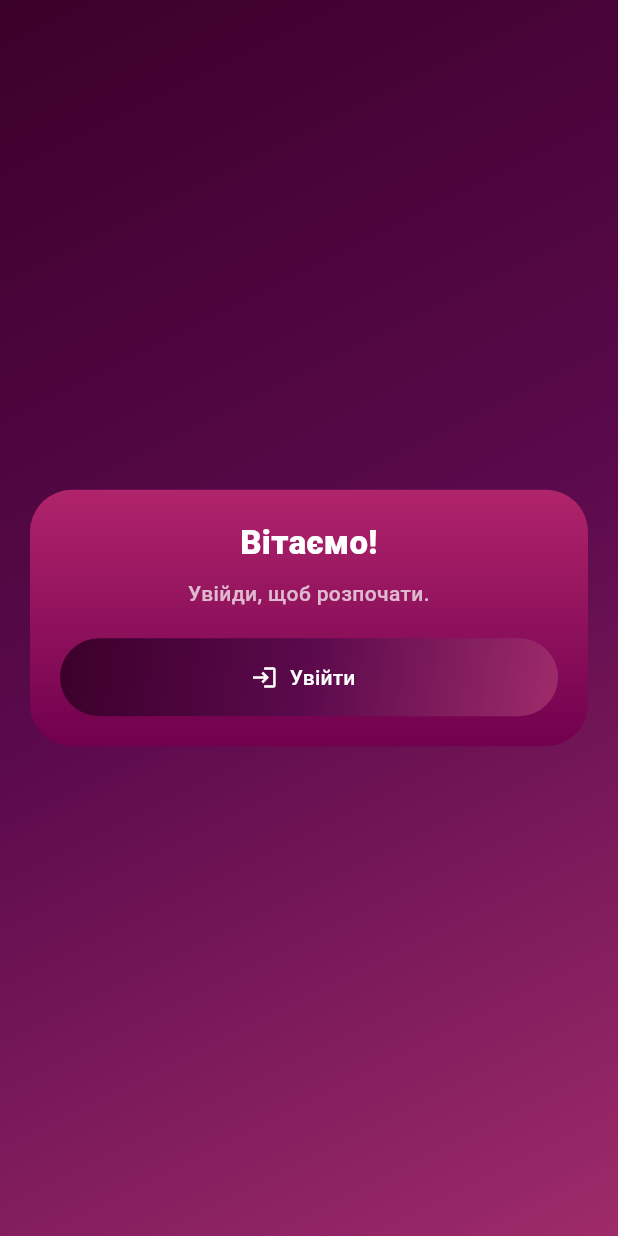
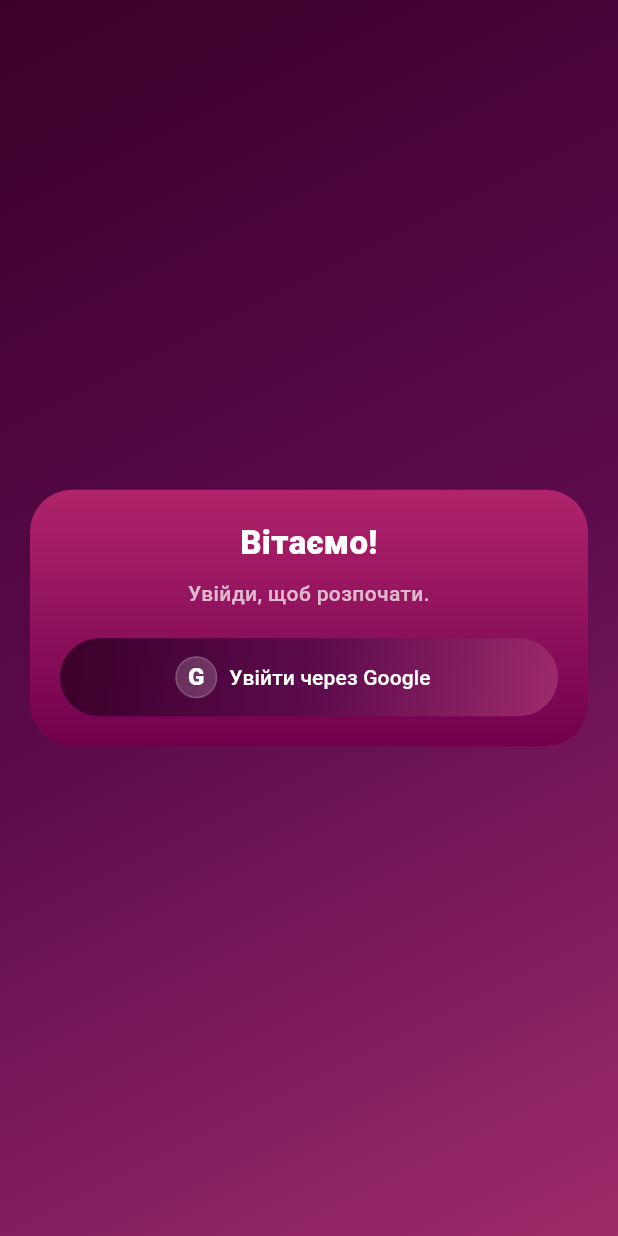
Before and after one commit to PavloIv/naked_truth, a Flutter app: the screen it shows after launch, on a phone screen of 412 x 824 dp. Run offline on Flutter 3.47's test engine with Material 3 defaults, Android fonts, the phone set to English and light mode, and no system bars; our stand-ins replace bloc, cloud_firestore, drift, equatable, firebase_auth, firebase_core and 7 more; missing offline and left inert: in_app_purchase_android; accounts and stored records are empty; generated files the repository leaves out were written again; statements that could not run were skipped; project files that could hold a hidden picture were left out.

Commit message:
update auth

```diff
--- a/lib/l10n/app_en.arb
+++ b/lib/l10n/app_en.arb
@@ -20,6 +20,8 @@
   "grantLocationAccess": "Grant location access",
   "loginFailed": "Login failed",
   "signIn": "Sign In",
+  "signInWithGoogle": "Sign in with Google",
+  "signInWithApple": "Sign in with Apple",
   "signingIn": "Signing in...",
   "welcome": "Welcome!'",
 
--- a/lib/l10n/app_localizations.dart
+++ b/lib/l10n/app_localizations.dart
@@ -202,6 +202,18 @@ abstract class AppLocalizations {
   /// In en, this message translates to:
   /// **'Sign In'**
   String get signIn;
+
+  /// No description provided for @signInWithGoogle.
+  ///
+  /// In en, this message translates to:
+  /// **'Sign in with Google'**
+  String get signInWithGoogle;
+
+  /// No description provided for @signInWithApple.
+  ///
+  /// In en, this message translates to:
+  /// **'Sign in with Apple'**
+  String get signInWithApple;
 
   /// No description provided for @signingIn.
   ///
--- a/lib/l10n/app_localizations_en.dart
+++ b/lib/l10n/app_localizations_en.dart
@@ -61,6 +61,12 @@ class AppLocalizationsEn extends AppLocalizations {
 
   @override
   String get signIn => 'Sign In';
+
+  @override
+  String get signInWithGoogle => 'Sign in with Google';
+
+  @override
+  String get signInWithApple => 'Sign in with Apple';
 
   @override
   String get signingIn => 'Signing in...';
--- a/lib/l10n/app_localizations_uk.dart
+++ b/lib/l10n/app_localizations_uk.dart
@@ -61,6 +61,12 @@ class AppLocalizationsUk extends AppLocalizations {
 
   @override
   String get signIn => 'Увійти';
+
+  @override
+  String get signInWithGoogle => 'Увійти через Google';
+
+  @override
+  String get signInWithApple => 'Увійти через Apple';
 
   @override
   String get signingIn => 'Вхід...';
--- a/lib/l10n/app_uk.arb
+++ b/lib/l10n/app_uk.arb
@@ -20,6 +20,8 @@
 "grantLocationAccess": "Надати доступ до локації",
 "loginFailed": "Не вдалося ввійти",
 "signIn": "Увійти",
+"signInWithGoogle": "Увійти через Google",
+"signInWithApple": "Увійти через Apple",
 "signingIn": "Вхід...",
 "welcome": "Вітаємо!",
 
--- a/lib/ui/login_page.dart
+++ b/lib/ui/login_page.dart
@@ -1,6 +1,8 @@
+import 'package:flutter/foundation.dart';
 import 'package:flutter/material.dart';
 import 'package:flutter_bloc/flutter_bloc.dart';
 import 'package:geolocator/geolocator.dart';
+import 'package:sign_in_with_apple/sign_in_with_apple.dart';
 
 import '../constants.dart';
 import '../blocs/bloc/auth_bloc.dart';
@@ -84,6 +86,9 @@ class _LoginPageState extends State<LoginPage> {
   bool _isGranted(LocationPermission p) =>
       p == LocationPermission.always || p == LocationPermission.whileInUse;
 
+  bool get _showAppleSignIn =>
+      !kIsWeb && defaultTargetPlatform == TargetPlatform.iOS;
+
   @override
   Widget build(BuildContext context) {
     final screenH = MediaQuery.of(context).size.height;
@@ -154,7 +159,7 @@ class _LoginPageState extends State<LoginPage> {
                                     final isLoading =
                                         state.status == AuthStatus.authenticating;
 
-                                    Future<void> onSignIn() async {
+                                    Future<void> onGoogleSignIn() async {
                                       if (isLoading) return;
 
                                       const webClientId =
@@ -167,15 +172,25 @@ class _LoginPageState extends State<LoginPage> {
                                           );
                                     }
 
-                                    return SizedBox(
-                                      height: 52,
-                                      child: DecoratedBox(
-                                        decoration: BoxDecoration(
+                                    Future<void> onAppleSignIn() async {
+                                      if (isLoading) return;
+                                      context.read<AuthBloc>().add(
+                                            const SignInWithApplePressed(),
+                                          );
+                                    }
+
+                                    return Column(
+                                      crossAxisAlignment:
+                                          CrossAxisAlignment.stretch,
+                                      children: [
+                                        _LoginActionButton(
+                                          label: isLoading
+                                              ? l10n.signingIn
+                                              : l10n.signInWithGoogle,
+                                          onPressed:
+                                              isLoading ? null : onGoogleSignIn,
                                           gradient: appBackgroundGradient,
-                                          borderRadius: BorderRadius.circular(26),
-                                        ),
-                                        child: ElevatedButton.icon(
-                                          onPressed: isLoading ? null : onSignIn,
+                                          foregroundColor: Colors.white,
                                           icon: isLoading
                                               ? const SizedBox(
                                                   width: 18,
@@ -190,24 +205,41 @@ class _LoginPageState extends State<LoginPage> {
                                                     ),
                                                   ),
                                                 )
-                                              : const Icon(Icons.login,
-                                                  color: Colors.white),
-                                          label: Text(
-                                            isLoading
-                                                ? l10n.signingIn
-                                                : l10n.signIn,
-                                          ),
-                                          style: ElevatedButton.styleFrom(
-                                            backgroundColor: Colors.transparent,
-                                            shadowColor: Colors.transparent,
+                                              : const _AuthProviderBadge(
+                                                  child: Text(
+                                                    'G',
+                                                    style: TextStyle(
+                                                      color: Colors.white,
+                                                      fontSize: 16,
+                                                      fontWeight:
+                                                          FontWeight.w800,
+                                                      height: 1,
+                                                    ),
+                                                  ),
+                                                ),
+                                        ),
+                                        if (_showAppleSignIn) ...[
+                                          const SizedBox(height: 12),
+                                          _LoginActionButton(
+                                            label: l10n.signInWithApple,
+                                            onPressed:
+                                                isLoading ? null : onAppleSignIn,
+                                            gradient: appBackgroundGradient,
                                             foregroundColor: Colors.white,
-                                            shape: RoundedRectangleBorder(
-                                              borderRadius:
-                                                  BorderRadius.circular(26),
+                                            icon: const _AuthProviderBadge(
+                                              child: SizedBox(
+                                                width: 16,
+                                                height: 16,
+                                                child: CustomPaint(
+                                                  painter: AppleLogoPainter(
+                                                    color: Colors.white,
+                                                  ),
+                                                ),
+                                              ),
                                             ),
                                           ),
-                                        ),
-                                      ),
+                                        ],
+                                      ],
                                     );
                                   },
                                 ),
@@ -300,3 +332,68 @@ class _LoginPageState extends State<LoginPage> {
     );
   }
 }
+
+class _AuthProviderBadge extends StatelessWidget {
+  final Widget child;
+
+  const _AuthProviderBadge({required this.child});
+
+  @override
+  Widget build(BuildContext context) {
+    return Container(
+      width: 28,
+      height: 28,
+      alignment: Alignment.center,
+      decoration: BoxDecoration(
+        color: Colors.white.withValues(alpha: 0.18),
+        shape: BoxShape.circle,
+        border: Border.all(color: Colors.white.withValues(alpha: 0.16)),
+      ),
+      child: child,
+    );
+  }
+}
+
+class _LoginActionButton extends StatelessWidget {
+  final String label;
+  final VoidCallback? onPressed;
+  final Gradient gradient;
+  final Color foregroundColor;
+  final Widget icon;
+
+  const _LoginActionButton({
+    required this.label,
+    required this.onPressed,
+    required this.gradient,
+    required this.foregroundColor,
+    required this.icon,
+  });
+
+  @override
+  Widget build(BuildContext context) {
+    return SizedBox(
+      height: 52,
+      child: DecoratedBox(
+        decoration: BoxDecoration(
+          gradient: gradient,
+          borderRadius: BorderRadius.circular(26),
+        ),
+        child: ElevatedButton.icon(
+          onPressed: onPressed,
+          icon: icon,
+          label: Text(label),
+          style: ElevatedButton.styleFrom(
+            backgroundColor: Colors.transparent,
+            disabledBackgroundColor: Colors.transparent,
+            shadowColor: Colors.transparent,
+            foregroundColor: foregroundColor,
+            disabledForegroundColor: foregroundColor.withValues(alpha: 0.72),
+            shape: RoundedRectangleBorder(
+              borderRadius: BorderRadius.circular(26),
+            ),
+          ),
+        ),
+      ),
+    );
+  }
+}
--- a/pubspec.yaml
+++ b/pubspec.yaml
@@ -1,7 +1,7 @@
 name: naked_truth
 description: "Card game"
 publish_to: 'none'
-version: 2.1.0+10
+version: 2.1.4+14
 
 environment:
   sdk: ^3.8.1
@@ -35,6 +35,7 @@ dependencies:
   share_plus: ^11.0.0
   geolocator: ^13.0.2
   in_app_purchase: ^3.2.3
+  crypto: ^3.0.6
 
 
   #  firebase
@@ -52,7 +53,6 @@ dev_dependencies:
   flutter_lints: ^4.0.0
   drift_dev: ^2.27.0
   build_runner: ^2.5.4
-  flutter_launcher_icons: ^0.14.4
   sqflite_common_ffi: ^2.3.4+3
 
 flutter_launcher_icons:
```
Also changed, not shown: lib/service/auth_service.dart (+46 -1 lines), lib/ui/add_friend_page.dart (+21 -40 lines), pubspec.lock, 4 other files.
